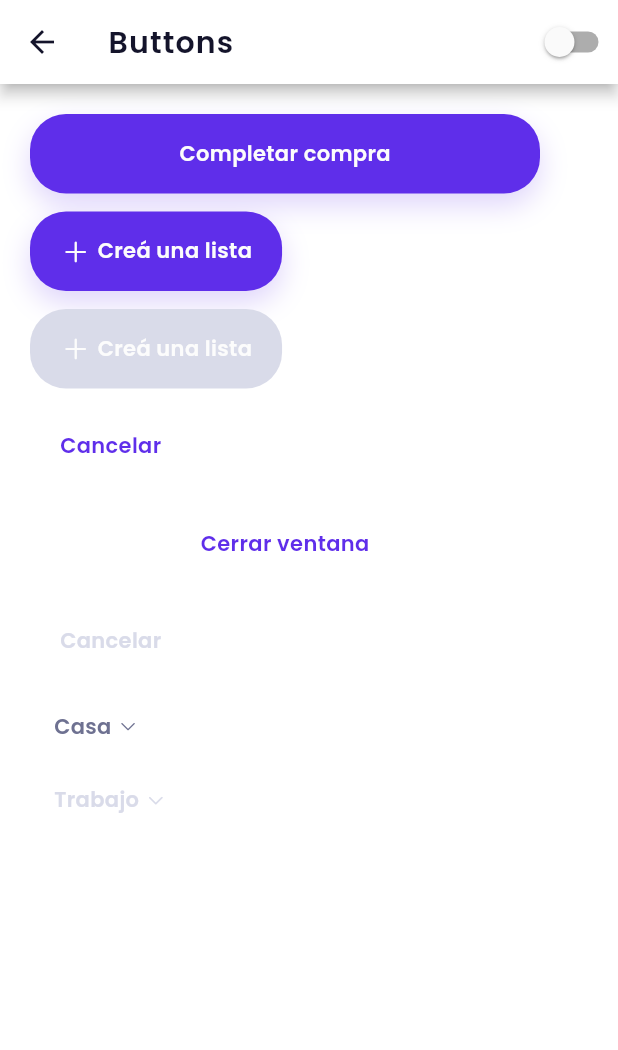
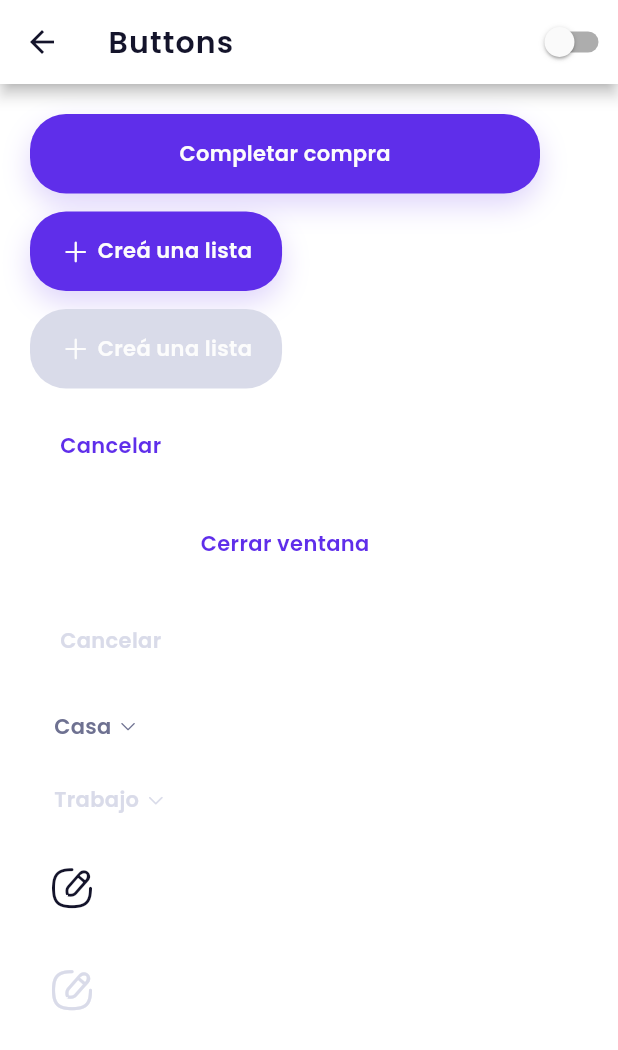
Before and after one commit to baratito/baratito_ui, a Flutter app: the screen it shows after launch, after a tap on "Buttons", on a phone screen of 412 x 824 dp. Shown: the top 1050 px of the screen. Run offline on Flutter 3.47's test engine with Material 2 defaults, Android fonts, the phone set to English and light mode, and no system bars; drawn by our look-alikes of auto_size_text; our stand-ins replace flutter_svg, shared_preferences.

Commit message:
✨ feat: add IconActionButton

```diff
--- a/example/lib/buttons_view.dart
+++ b/example/lib/buttons_view.dart
@@ -69,6 +69,19 @@ class ButtonsView extends StatelessWidget {
                     label: 'Trabajo',
                   ),
                 ),
+                Padding(
+                  padding: const EdgeInsets.only(top: 12),
+                  child: IconActionButton(
+                    onTap: () {},
+                    icon: BaratitoIcons.editSquare,
+                  ),
+                ),
+                Padding(
+                  padding: const EdgeInsets.only(top: 12),
+                  child: IconActionButton(
+                    icon: BaratitoIcons.editSquare,
+                  ),
+                ),
               ],
             ),
           ],
--- a/lib/src/ui/buttons/buttons.dart
+++ b/lib/src/ui/buttons/buttons.dart
@@ -1,3 +1,4 @@
-export 'selection_button.dart';
+export 'icon_action_button.dart';
 export 'primary_button.dart';
 export 'secondary_button.dart';
+export 'selection_button.dart';
--- /dev/null
+++ b/lib/src/ui/buttons/icon_action_button.dart
@@ -0,0 +1,52 @@
+import 'package:flutter/material.dart';
+
+import 'package:baratito_ui/src/themes/theme_extension.dart';
+
+class IconActionButton extends StatelessWidget {
+  final IconData icon;
+  final VoidCallback? onTap;
+
+  IconActionButton({Key? key, required this.icon, this.onTap})
+      : super(key: key);
+
+  final _iconSize = 32.0;
+
+  @override
+  Widget build(BuildContext context) {
+    final borderRadius = BorderRadius.circular(_iconSize / 1.5);
+    return Container(
+      decoration: BoxDecoration(
+        borderRadius: borderRadius,
+      ),
+      child: Material(
+        color: Colors.transparent,
+        borderRadius: borderRadius,
+        child: InkWell(
+          highlightColor: context.theme.colors.iconAction.withOpacity(.2),
+          splashColor: context.theme.colors.iconAction.withOpacity(.05),
+          borderRadius: borderRadius,
+          onTap: onTap,
+          child: Padding(
+            padding: const EdgeInsets.all(12),
+            child: _buildContent(context),
+          ),
+        ),
+      ),
+    );
+  }
+
+  Widget _buildContent(BuildContext context) {
+    final hasOnTap = onTap != null;
+
+    final defaultColor = context.theme.colors.iconAction;
+    final disabledColor = context.theme.colors.disabled;
+
+    final iconColor = hasOnTap ? defaultColor : disabledColor;
+
+    return Icon(
+      icon,
+      color: iconColor,
+      size: _iconSize,
+    );
+  }
+}
```
